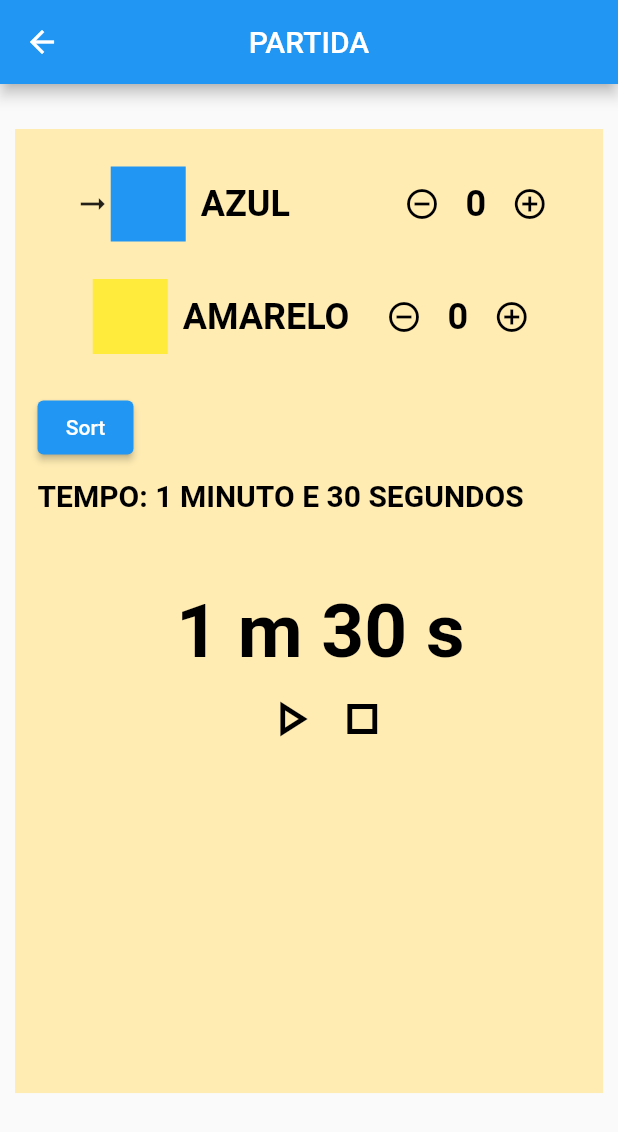
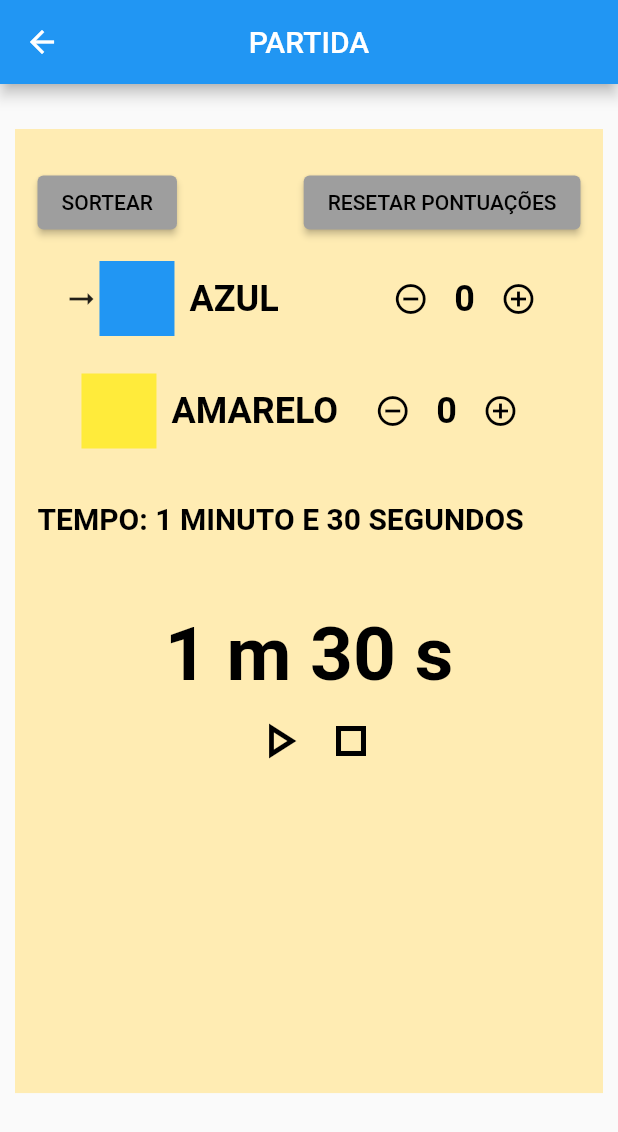
Before and after one commit to csnoboa/contador_de_jogos, a Flutter app: the StartPage screen opened by its route, on a phone screen of 412 x 824 dp. Shown: the top 1132 px of the screen. Run offline on Flutter 3.47's test engine with Material 2 defaults, Android fonts, the phone set to English and light mode, and no system bars; our stand-ins replace audioplayers; missing offline and left inert: flutter_ringtone_player.

Commit message:
#15 - Choose a team or player to begin (or whatever). - final

```diff
--- a/lib/language/language.dart
+++ b/lib/language/language.dart
@@ -26,6 +26,8 @@ var minuteStart = {"port": " MINUTO", "eng": " MINUTE"};
 var minutesStart = {"port": " MINUTOS", "eng": " MINUTES"};
 var secondStart = {"port": " SEGUNDO", "eng": " SECOND"};
 var secondsStart = {"port": " SEGUNDOS", "eng": " SECONDS"};
+var sortButtonStart = {"port": "SORTEAR", "eng": "SORT"};
+var resetButtonStart = {"port": "RESETAR PONTUAÇÕES", "eng": "RESET SCORES"};
 
 var matchStart = {"port": "PARTIDA", "eng": "MATCH"};
 
--- a/lib/start_page.dart
+++ b/lib/start_page.dart
@@ -222,31 +222,67 @@ class _StartPageState extends State<StartPage> {
                   ? Colors.grey[700]
                   : Colors.amber[100],
               child: Padding(
-                padding: const EdgeInsets.only(top: 25.0, left: 15),
+                padding: const EdgeInsets.only(top: 25.0, left: 15, right: 15),
                 child: Column(
                   crossAxisAlignment: CrossAxisAlignment.center,
                   children: [
-                    Column(children: listWidgets),
+                    Row(
+                      mainAxisAlignment: MainAxisAlignment.spaceBetween,
+                      children: [
                         Align(
                           alignment: Alignment.centerLeft,
                           child: ElevatedButton(
-                        child: Text('Sort'),
+                            style: ElevatedButton.styleFrom(
+                              primary: Colors.grey,
+                            ),
+                            child: Text(
+                              sortButtonStart[AppController.instance.lang],
+                              style: TextStyle(color: Colors.black),
+                            ),
                             onPressed: () {
                               setState(() {
-                            int newSelected = Random()
-                                .nextInt(AppController.instance.sizeListCard());
+                                int selected = Random().nextInt(
+                                    AppController.instance.sizeListCard());
+
+                                for (int i = 0;
+                                    i < AppController.instance.sizeListCard();
+                                    i++) {
+                                  AppController.instance
+                                      .changeSelected(i, false);
+                                }
 
                                 AppController.instance
-                                .changeSelected(selected, false);
-                            AppController.instance
-                                .changeSelected(newSelected, true);
-
-                            selected = newSelected;
-                            print(newSelected);
+                                    .changeSelected(selected, true);
                               });
                             },
                           ),
                         ),
+                        Align(
+                          alignment: Alignment.centerRight,
+                          child: ElevatedButton(
+                            style: ElevatedButton.styleFrom(
+                              primary: Colors.grey,
+                            ),
+                            child: Text(
+                              resetButtonStart[AppController.instance.lang],
+                              style: TextStyle(color: Colors.black),
+                            ),
+                            onPressed: () {
+                              setState(() {
+                                for (int i = 0;
+                                    i < AppController.instance.sizeListCard();
+                                    i++) {
+                                  AppController
+                                      .instance.listEquipeCard[i].count = 0;
+                                }
+                              });
+                            },
+                          ),
+                        ),
+                      ],
+                    ),
+                    Container(height: 15),
+                    Column(children: listWidgets),
                     Container(height: 10),
                     Visibility(
                       visible: AppController.instance.isTimerVisible,
```
Also changed, not shown: lib/card_start_game.dart (+0 -17 lines). Lines whose indentation alone changed are shown as unchanged.
